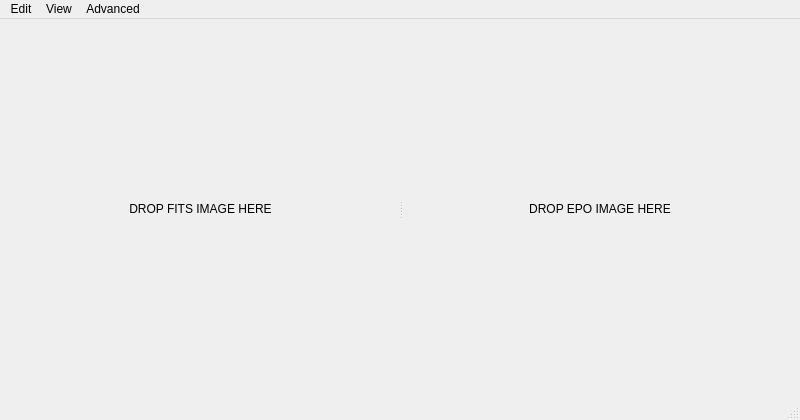
Before: the Qt Designer form gui/PinpointWCS.ui in kapadia/PinpointWCS, drawn with Qt 5.
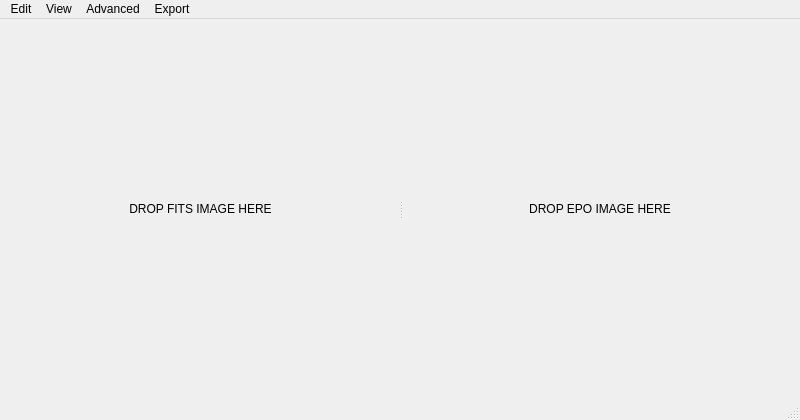
After: the same form once the commit is applied. Custom widgets are drawn as their Qt base class.

Diff of the .ui file:
```diff
--- a/gui/PinpointWCS.ui
+++ b/gui/PinpointWCS.ui
@@ -176,9 +176,17 @@
     </widget>
     <addaction name="menuPixel_Mapping"/>
    </widget>
+   <widget class="QMenu" name="menuExport">
+    <property name="title">
+     <string>Export</string>
+    </property>
+    <addaction name="actionAstronomy_Visualization_Metadata"/>
+    <addaction name="actionFITS_Image"/>
+   </widget>
    <addaction name="menuEdit"/>
    <addaction name="menuView"/>
    <addaction name="menuAdvanced"/>
+   <addaction name="menuExport"/>
   </widget>
   <widget class="QStatusBar" name="statusbar"/>
   <action name="actionCoordinates">
```
Left out of the diff: 28 changed lines with no effect on the pictures.
